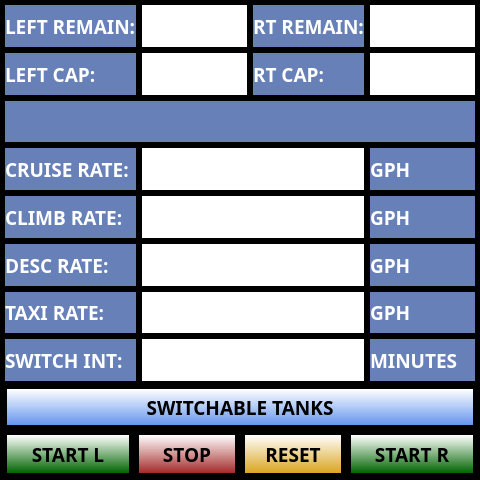
UnexplodedMinds/Stratofier, file ui/FuelTanksDialog.ui: the form before one commit.
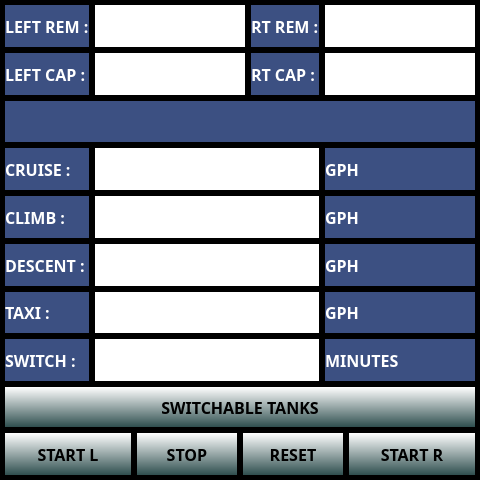
The form after the commit. Icons and pictures are not drawn. Custom widgets are drawn as their Qt base class.

Commit message:
Major fix to font resources not being applied.
Lots of Android and minor Linux font/position fixes.
Remove menu button in favor of left swipe gesture.
Replace traffic range zoom in/out with swipe up/down gesture.
Extend altitude box and make it semi-transparent for low range vertical speed movements.

Diff of the .ui file:
```diff
--- a/ui/FuelTanksDialog.ui
+++ b/ui/FuelTanksDialog.ui
@@ -100,11 +100,10 @@
   <property name="styleSheet">
    <string notr="true">QPushButton
 {
-     border: none;
-     background-color: qlineargradient( x1:0, y1:0, x2:0, y2:1, stop: 0 white, stop:1 CornflowerBlue );
-     margin: 2px;
+	border: none;
+	background-color: qlineargradient( x1:0, y1:0, x2:0, y2:1, stop: 0 white, stop:1 DarkSlateGray );
+	margin: 0px;
 }
-
 QPushButton::pressed
 {
      border: none;
@@ -152,9 +151,9 @@
         <colorrole role="Window">
          <brush brushstyle="SolidPattern">
           <color alpha="255">
-           <red>103</red>
-           <green>129</green>
-           <blue>184</blue>
+           <red>60</red>
+           <green>80</green>
+           <blue>130</blue>
           </color>
          </brush>
         </colorrole>
@@ -181,9 +180,9 @@
         <colorrole role="Window">
          <brush brushstyle="SolidPattern">
           <color alpha="255">
-           <red>103</red>
-           <green>129</green>
-           <blue>184</blue>
+           <red>60</red>
+           <green>80</green>
+           <blue>130</blue>
           </color>
          </brush>
         </colorrole>
@@ -201,18 +200,18 @@
         <colorrole role="Base">
          <brush brushstyle="SolidPattern">
           <color alpha="255">
-           <red>103</red>
-           <green>129</green>
-           <blue>184</blue>
+           <red>60</red>
+           <green>80</green>
+           <blue>130</blue>
           </color>
          </brush>
         </colorrole>
         <colorrole role="Window">
          <brush brushstyle="SolidPattern">
           <color alpha="255">
-           <red>103</red>
-           <green>129</green>
-           <blue>184</blue>
+           <red>60</red>
+           <green>80</green>
+           <blue>130</blue>
           </color>
          </brush>
         </colorrole>
@@ -222,7 +221,7 @@
      <property name="font">
       <font>
        <family>Piboto</family>
-       <pointsize>14</pointsize>
+       <pointsize>12</pointsize>
        <weight>75</weight>
        <bold>true</bold>
       </font>
@@ -231,7 +230,7 @@
       <bool>true</bool>
      </property>
      <property name="text">
-      <string>RT REMAIN:</string>
+      <string>RT REM :</string>
      </property>
      <property name="margin">
       <number>5</number>
@@ -446,9 +445,9 @@
         <colorrole role="Window">
          <brush brushstyle="SolidPattern">
           <color alpha="255">
-           <red>103</red>
-           <green>129</green>
-           <blue>184</blue>
+           <red>60</red>
+           <green>80</green>
+           <blue>130</blue>
           </color>
          </brush>
         </colorrole>
@@ -475,9 +474,9 @@
         <colorrole role="Window">
          <brush brushstyle="SolidPattern">
           <color alpha="255">
-           <red>103</red>
-           <green>129</green>
-           <blue>184</blue>
+           <red>60</red>
+           <green>80</green>
+           <blue>130</blue>
           </color>
          </brush>
         </colorrole>
@@ -495,18 +494,18 @@
         <colorrole role="Base">
          <brush brushstyle="SolidPattern">
           <color alpha="255">
-           <red>103</red>
-           <green>129</green>
-           <blue>184</blue>
+           <red>60</red>
+           <green>80</green>
+           <blue>130</blue>
           </color>
          </brush>
         </colorrole>
         <colorrole role="Window">
          <brush brushstyle="SolidPattern">
           <color alpha="255">
-           <red>103</red>
-           <green>129</green>
-           <blue>184</blue>
+           <red>60</red>
+           <green>80</green>
+           <blue>130</blue>
           </color>
          </brush>
         </colorrole>
@@ -516,7 +515,7 @@
      <property name="font">
       <font>
        <family>Piboto</family>
-       <pointsize>14</pointsize>
+       <pointsize>12</pointsize>
        <weight>75</weight>
        <bold>true</bold>
       </font>
@@ -558,9 +557,9 @@
         <colorrole role="Window">
          <brush brushstyle="SolidPattern">
           <color alpha="255">
-           <red>103</red>
-           <green>129</green>
-           <blue>184</blue>
+           <red>60</red>
+           <green>80</green>
+           <blue>130</blue>
           </color>
          </brush>
         </colorrole>
@@ -587,9 +586,9 @@
         <colorrole role="Window">
          <brush brushstyle="SolidPattern">
           <color alpha="255">
-           <red>103</red>
-           <green>129</green>
-           <blue>184</blue>
+           <red>60</red>
+           <green>80</green>
+           <blue>130</blue>
           </color>
          </brush>
         </colorrole>
@@ -607,18 +606,18 @@
         <colorrole role="Base">
          <brush brushstyle="SolidPattern">
           <color alpha="255">
-           <red>103</red>
-           <green>129</green>
-           <blue>184</blue>
+           <red>60</red>
+           <green>80</green>
+           <blue>130</blue>
           </color>
          </brush>
         </colorrole>
         <colorrole role="Window">
          <brush brushstyle="SolidPattern">
           <color alpha="255">
-           <red>103</red>
-           <green>129</green>
-           <blue>184</blue>
+           <red>60</red>
+           <green>80</green>
+           <blue>130</blue>
           </color>
          </brush>
         </colorrole>
@@ -628,7 +627,7 @@
      <property name="font">
       <font>
        <family>Piboto</family>
-       <pointsize>14</pointsize>
+       <pointsize>12</pointsize>
        <weight>75</weight>
        <bold>true</bold>
       </font>
@@ -637,7 +636,7 @@
       <bool>true</bool>
      </property>
      <property name="text">
-      <string>CLIMB RATE:</string>
+      <string>CLIMB :</string>
      </property>
      <property name="margin">
       <number>5</number>
@@ -758,9 +757,9 @@
         <colorrole role="Window">
          <brush brushstyle="SolidPattern">
           <color alpha="255">
-           <red>103</red>
-           <green>129</green>
-           <blue>184</blue>
+           <red>60</red>
+           <green>80</green>
+           <blue>130</blue>
           </color>
          </brush>
         </colorrole>
@@ -778,9 +777,9 @@
         <colorrole role="Window">
          <brush brushstyle="SolidPattern">
           <color alpha="255">
-           <red>103</red>
-           <green>129</green>
-           <blue>184</blue>
+           <red>60</red>
+           <green>80</green>
+           <blue>130</blue>
           </color>
          </brush>
         </colorrole>
@@ -789,24 +788,29 @@
         <colorrole role="Base">
          <brush brushstyle="SolidPattern">
           <color alpha="255">
-           <red>103</red>
-           <green>129</green>
-           <blue>184</blue>
+           <red>60</red>
+           <green>80</green>
+           <blue>130</blue>
           </color>
          </brush>
         </colorrole>
         <colorrole role="Window">
          <brush brushstyle="SolidPattern">
           <color alpha="255">
-           <red>103</red>
-           <green>129</green>
-           <blue>184</blue>
+           <red>60</red>
+           <green>80</green>
+           <blue>130</blue>
           </color>
          </brush>
         </colorrole>
        </disabled>
       </palette>
      </property>
+     <property name="font">
+      <font>
+       <pointsize>12</pointsize>
+      </font>
+     </property>
      <property name="autoFillBackground">
       <bool>true</bool>
      </property>
@@ -847,9 +851,9 @@
         <colorrole role="Window">
          <brush brushstyle="SolidPattern">
           <color alpha="255">
-           <red>103</red>
-           <green>129</green>
-           <blue>184</blue>
+           <red>60</red>
+           <green>80</green>
+           <blue>130</blue>
           </color>
          </brush>
         </colorrole>
@@ -876,9 +880,9 @@
         <colorrole role="Window">
          <brush brushstyle="SolidPattern">
           <color alpha="255">
-           <red>103</red>
-           <green>129</green>
-           <blue>184</blue>
+           <red>60</red>
+           <green>80</green>
+           <blue>130</blue>
           </color>
          </brush>
         </colorrole>
@@ -896,18 +900,18 @@
         <colorrole role="Base">
          <brush brushstyle="SolidPattern">
           <color alpha="255">
-           <red>103</red>
-           <green>129</green>
-           <blue>184</blue>
+           <red>60</red>
+           <green>80</green>
+           <blue>130</blue>
           </color>
          </brush>
         </colorrole>
         <colorrole role="Window">
          <brush brushstyle="SolidPattern">
           <color alpha="255">
-           <red>103</red>
-           <green>129</green>
-           <blue>184</blue>
+           <red>60</red>
+           <green>80</green>
+           <blue>130</blue>
           </color>
          </brush>
         </colorrole>
@@ -917,7 +921,7 @@
      <property name="font">
       <font>
        <family>Piboto</family>
-       <pointsize>14</pointsize>
+       <pointsize>12</pointsize>
        <weight>75</weight>
        <bold>true</bold>
       </font>
@@ -926,7 +930,7 @@
       <bool>true</bool>
      </property>
      <property name="text">
-      <string>TAXI RATE:</string>
+      <string>TAXI :</string>
      </property>
      <property name="margin">
       <number>5</number>
@@ -959,9 +963,9 @@
         <colorrole role="Window">
          <brush brushstyle="SolidPattern">
           <color alpha="255">
-           <red>103</red>
-           <green>129</green>
-           <blue>184</blue>
+           <red>60</red>
+           <green>80</green>
+           <blue>130</blue>
           </color>
          </brush>
         </colorrole>
@@ -988,9 +992,9 @@
         <colorrole role="Window">
          <brush brushstyle="SolidPattern">
           <color alpha="255">
-           <red>103</red>
-           <green>129</green>
-           <blue>184</blue>
+           <red>60</red>
+           <green>80</green>
+           <blue>130</blue>
           </color>
          </brush>
         </colorrole>
@@ -1008,18 +1012,18 @@
         <colorrole role="Base">
          <brush brushstyle="SolidPattern">
           <color alpha="255">
-           <red>103</red>
-           <green>129</green>
-           <blue>184</blue>
+           <red>60</red>
+           <green>80</green>
+           <blue>130</blue>
           </color>
          </brush>
         </colorrole>
         <colorrole role="Window">
          <brush brushstyle="SolidPattern">
           <color alpha="255">
-           <red>103</red>
-           <green>129</green>
-           <blue>184</blue>
+           <red>60</red>
+           <green>80</green>
+           <blue>130</blue>
           </color>
          </brush>
         </colorrole>
@@ -1029,7 +1033,7 @@
      <property name="font">
       <font>
        <family>Piboto</family>
-       <pointsize>14</pointsize>
+       <pointsize>12</pointsize>
        <weight>75</weight>
        <bold>true</bold>
       </font>
@@ -1038,7 +1042,7 @@
       <bool>true</bool>
      </property>
      <property name="text">
-      <string>DESC RATE:</string>
+      <string>DESCENT :</string>
      </property>
      <property name="margin">
       <number>5</number>
@@ -1071,9 +1075,9 @@
         <colorrole role="Window">
          <brush brushstyle="SolidPattern">
           <color alpha="255">
-           <red>103</red>
-           <green>129</green>
-           <blue>184</blue>
+           <red>60</red>
+           <green>80</green>
+           <blue>130</blue>
           </color>
          </brush>
         </colorrole>
@@ -1100,9 +1104,9 @@
         <colorrole role="Window">
          <brush brushstyle="SolidPattern">
           <color alpha="255">
-           <red>103</red>
-           <green>129</green>
-           <blue>184</blue>
+           <red>60</red>
+           <green>80</green>
+           <blue>130</blue>
           </color>
          </brush>
         </colorrole>
@@ -1120,18 +1124,18 @@
         <colorrole role="Base">
          <brush brushstyle="SolidPattern">
           <color alpha="255">
-           <red>103</red>
-           <green>129</green>
-           <blue>184</blue>
+           <red>60</red>
+           <green>80</green>
+           <blue>130</blue>
           </color>
          </brush>
         </colorrole>
         <colorrole role="Window">
          <brush brushstyle="SolidPattern">
           <color alpha="255">
-           <red>103</red>
-           <green>129</green>
-           <blue>184</blue>
+           <red>60</red>
+           <green>80</green>
+           <blue>130</blue>
           </color>
          </brush>
         </colorrole>
@@ -1141,7 +1145,7 @@
      <property name="font">
       <font>
        <family>Piboto</family>
-       <pointsize>14</pointsize>
+       <pointsize>12</pointsize>
        <weight>75</weight>
        <bold>true</bold>
       </font>
@@ -1183,9 +1187,9 @@
         <colorrole role="Window">
          <brush brushstyle="SolidPattern">
           <color alpha="255">
-           <red>103</red>
-           <green>129</green>
-           <blue>184</blue>
+           <red>60</red>
+           <green>80</green>
+           <blue>130</blue>
           </color>
          </brush>
         </colorrole>
@@ -1212,9 +1216,9 @@
         <colorrole role="Window">
          <brush brushstyle="SolidPattern">
           <color alpha="255">
-           <red>103</red>
-           <green>129</green>
-           <blue>184</blue>
+           <red>60</red>
+           <green>80</green>
+           <blue>130</blue>
           </color>
          </brush>
         </colorrole>
@@ -1232,18 +1236,18 @@
         <colorrole role="Base">
          <brush brushstyle="SolidPattern">
           <color alpha="255">
-           <red>103</red>
-           <green>129</green>
-           <blue>184</blue>
+           <red>60</red>
+           <green>80</green>
+           <blue>130</blue>
           </color>
          </brush>
         </colorrole>
         <colorrole role="Window">
          <brush brushstyle="SolidPattern">
           <color alpha="255">
-           <red>103</red>
-           <green>129</green>
-           <blue>184</blue>
+           <red>60</red>
+           <green>80</green>
+           <blue>130</blue>
           </color>
          </brush>
         </colorrole>
@@ -1253,7 +1257,7 @@
      <property name="font">
       <font>
        <family>Piboto</family>
-       <pointsize>14</pointsize>
+       <pointsize>12</pointsize>
        <weight>75</weight>
        <bold>true</bold>
       </font>
@@ -1295,9 +1299,9 @@
         <colorrole role="Window">
          <brush brushstyle="SolidPattern">
           <color alpha="255">
-           <red>103</red>
-           <green>129</green>
-           <blue>184</blue>
+           <red>60</red>
+           <green>80</green>
+           <blue>130</blue>
           </color>
          </brush>
         </colorrole>
@@ -1324,9 +1328,9 @@
         <colorrole role="Window">
          <brush brushstyle="SolidPattern">
           <color alpha="255">
-           <red>103</red>
-           <green>129</green>
-           <blue>184</blue>
+           <red>60</red>
+           <green>80</green>
+           <blue>130</blue>
           </color>
          </brush>
         </colorrole>
@@ -1344,18 +1348,18 @@
         <colorrole role="Base">
          <brush brushstyle="SolidPattern">
           <color alpha="255">
-           <red>103</red>
-           <green>129</green>
-           <blue>184</blue>
+           <red>60</red>
+           <green>80</green>
+           <blue>130</blue>
           </color>
          </brush>
         </colorrole>
         <colorrole role="Window">
          <brush brushstyle="SolidPattern">
           <color alpha="255">
-           <red>103</red>
-           <green>129</green>
-           <blue>184</blue>
+           <red>60</red>
+           <green>80</green>
+           <blue>130</blue>
           </color>
          </brush>
         </colorrole>
@@ -1365,7 +1369,7 @@
      <property name="font">
       <font>
        <family>Piboto</family>
-       <pointsize>14</pointsize>
+       <pointsize>12</pointsize>
        <weight>75</weight>
        <bold>true</bold>
       </font>
@@ -1407,9 +1411,9 @@
         <colorrole role="Window">
          <brush brushstyle="SolidPattern">
           <color alpha="255">
-           <red>103</red>
-           <green>129</green>
-           <blue>184</blue>
+           <red>60</red>
+           <green>80</green>
+           <blue>130</blue>
           </color>
          </brush>
         </colorrole>
@@ -1436,9 +1440,9 @@
         <colorrole role="Window">
          <brush brushstyle="SolidPattern">
           <color alpha="255">
-           <red>103</red>
-           <green>129</green>
-           <blue>184</blue>
+           <red>60</red>
+           <green>80</green>
+           <blue>130</blue>
           </color>
          </brush>
         </colorrole>
@@ -1456,18 +1460,18 @@
         <colorrole role="Base">
          <brush brushstyle="SolidPattern">
           <color alpha="255">
-           <red>103</red>
-           <green>129</green>
-           <blue>184</blue>
+           <red>60</red>
+           <green>80</green>
+           <blue>130</blue>
           </color>
          </brush>
         </colorrole>
         <colorrole role="Window">
          <brush brushstyle="SolidPattern">
           <color alpha="255">
-           <red>103</red>
-           <green>129</green>
-           <blue>184</blue>
+           <red>60</red>
+           <green>80</green>
+           <blue>130</blue>
           </color>
          </brush>
         </colorrole>
@@ -1477,7 +1481,7 @@
      <property name="font">
       <font>
        <family>Piboto</family>
-       <pointsize>14</pointsize>
+       <pointsize>12</pointsize>
        <weight>75</weight>
        <bold>true</bold>
       </font>
@@ -1486,7 +1490,7 @@
       <bool>true</bool>
      </property>
      <property name="text">
-      <string>RT CAP:</string>
+      <string>RT CAP :</string>
      </property>
      <property name="margin">
       <number>5</number>
@@ -1519,9 +1523,9 @@
         <colorrole role="Window">
          <brush brushstyle="SolidPattern">
           <color alpha="255">
-           <red>103</red>
-           <green>129</green>
-           <blue>184</blue>
+           <red>60</red>
+           <green>80</green>
+           <blue>130</blue>
           </color>
          </brush>
         </colorrole>
@@ -1548,9 +1552,9 @@
         <colorrole role="Window">
          <brush brushstyle="SolidPattern">
           <color alpha="255">
-           <red>103</red>
-           <green>129</green>
-           <blue>184</blue>
+           <red>60</red>
+           <green>80</green>
+           <blue>130</blue>
           </color>
          </brush>
         </colorrole>
@@ -1568,18 +1572,18 @@
         <colorrole role="Base">
          <brush brushstyle="SolidPattern">
           <color alpha="255">
-           <red>103</red>
-           <green>129</green>
-           <blue>184</blue>
+           <red>60</red>
+           <green>80</green>
+           <blue>130</blue>
           </color>
          </brush>
         </colorrole>
         <colorrole role="Window">
          <brush brushstyle="SolidPattern">
           <color alpha="255">
-           <red>103</red>
-           <green>129</green>
-           <blue>184</blue>
+           <red>60</red>
+           <green>80</green>
+           <blue>130</blue>
           </color>
          </brush>
         </colorrole>
@@ -1589,7 +1593,7 @@
      <property name="font">
       <font>
        <family>Piboto</family>
-       <pointsize>14</pointsize>
+       <pointsize>12</pointsize>
        <weight>75</weight>
        <bold>true</bold>
       </font>
@@ -1598,7 +1602,7 @@
       <bool>true</bool>
      </property>
      <property name="text">
-      <string>LEFT CAP:</string>
+      <string>LEFT CAP :</string>
      </property>
      <property name="margin">
       <number>5</number>
@@ -1631,9 +1635,9 @@
         <colorrole role="Window">
          <brush brushstyle="SolidPattern">
           <color alpha="255">
-           <red>103</red>
-           <green>129</green>
-           <blue>184</blue>
+           <red>60</red>
+           <green>80</green>
+           <blue>130</blue>
           </color>
          </brush>
         </colorrole>
@@ -1660,9 +1664,9 @@
         <colorrole role="Window">
          <brush brushstyle="SolidPattern">
           <color alpha="255">
-           <red>103</red>
-           <green>129</green>
-           <blue>184</blue>
+           <red>60</red>
+           <green>80</green>
+           <blue>130</blue>
           </color>
          </brush>
         </colorrole>
@@ -1680,18 +1684,18 @@
         <colorrole role="Base">
          <brush brushstyle="SolidPattern">
           <color alpha="255">
-           <red>103</red>
-           <green>129</green>
-           <blue>184</blue>
+           <red>60</red>
+           <green>80</green>
+           <blue>130</blue>
           </color>
          </brush>
         </colorrole>
         <colorrole role="Window">
          <brush brushstyle="SolidPattern">
           <color alpha="255">
-           <red>103</red>
-           <green>129</green>
-           <blue>184</blue>
+           <red>60</red>
+           <green>80</green>
+           <blue>130</blue>
           </color>
          </brush>
         </colorrole>
@@ -1701,7 +1705,7 @@
      <property name="font">
       <font>
        <family>Piboto</family>
-       <pointsize>14</pointsize>
+       <pointsize>12</pointsize>
        <weight>75</weight>
        <bold>true</bold>
       </font>
@@ -2016,9 +2020,9 @@
         <colorrole role="Window">
          <brush brushstyle="SolidPattern">
           <color alpha="255">
-           <red>103</red>
-           <green>129</green>
-           <blue>184</blue>
+           <red>60</red>
+           <green>80</green>
+           <blue>130</blue>
           </color>
          </brush>
         </colorrole>
@@ -2045,9 +2049,9 @@
         <colorrole role="Window">
          <brush brushstyle="SolidPattern">
           <color alpha="255">
-           <red>103</red>
-           <green>129</green>
-           <blue>184</blue>
+           <red>60</red>
+           <green>80</green>
+           <blue>130</blue>
           </color>
          </brush>
         </colorrole>
@@ -2065,18 +2069,18 @@
         <colorrole role="Base">
          <brush brushstyle="SolidPattern">
           <color alpha="255">
-           <red>103</red>
-           <green>129</green>
-           <blue>184</blue>
+           <red>60</red>
+           <green>80</green>
+           <blue>130</blue>
           </color>
          </brush>
         </colorrole>
         <colorrole role="Window">
          <brush brushstyle="SolidPattern">
           <color alpha="255">
-           <red>103</red>
-           <green>129</green>
-           <blue>184</blue>
+           <red>60</red>
+           <green>80</green>
+           <blue>130</blue>
           </color>
          </brush>
         </colorrole>
@@ -2086,7 +2090,7 @@
      <property name="font">
       <font>
        <family>Piboto</family>
-       <pointsize>14</pointsize>
+       <pointsize>12</pointsize>
        <weight>75</weight>
        <bold>true</bold>
       </font>
@@ -2095,7 +2099,7 @@
       <bool>true</bool>
      </property>
      <property name="text">
-      <string>CRUISE RATE:</string>
+      <string>CRUISE :</string>
      </property>
      <property name="margin">
       <number>5</number>
@@ -2128,9 +2132,9 @@
         <colorrole role="Window">
          <brush brushstyle="SolidPattern">
           <color alpha="255">
-           <red>103</red>
-           <green>129</green>
-           <blue>184</blue>
+           <red>60</red>
+           <green>80</green>
+           <blue>130</blue>
           </color>
          </brush>
         </colorrole>
@@ -2157,9 +2161,9 @@
         <colorrole role="Window">
          <brush brushstyle="SolidPattern">
           <color alpha="255">
-           <red>103</red>
-           <green>129</green>
-           <blue>184</blue>
+           <red>60</red>
+           <green>80</green>
+           <blue>130</blue>
           </color>
          </brush>
         </colorrole>
@@ -2177,18 +2181,18 @@
         <colorrole role="Base">
          <brush brushstyle="SolidPattern">
           <color alpha="255">
-           <red>103</red>
-           <green>129</green>
-           <blue>184</blue>
+           <red>60</red>
+           <green>80</green>
+           <blue>130</blue>
           </color>
          </brush>
         </colorrole>
         <colorrole role="Window">
          <brush brushstyle="SolidPattern">
           <color alpha="255">
-           <red>103</red>
-           <green>129</green>
-           <blue>184</blue>
+           <red>60</red>
+           <green>80</green>
+           <blue>130</blue>
           </color>
          </brush>
         </colorrole>
@@ -2198,7 +2202,7 @@
      <property name="font">
       <font>
        <family>Piboto</family>
-       <pointsize>14</pointsize>
+       <pointsize>12</pointsize>
        <weight>75</weight>
        <bold>true</bold>
       </font>
@@ -2207,7 +2211,7 @@
       <bool>true</bool>
      </property>
      <property name="text">
-      <string>SWITCH INT:</string>
+      <string>SWITCH :</string>
      </property>
      <property name="margin">
       <number>5</number>
@@ -2504,7 +2508,7 @@
      <property name="font">
       <font>
        <family>Piboto</family>
-       <pointsize>14</pointsize>
+       <pointsize>12</pointsize>
        <weight>75</weight>
        <bold>true</bold>
       </font>
@@ -2550,9 +2554,9 @@
         <colorrole role="Window">
          <brush brushstyle="SolidPattern">
           <color alpha="255">
-           <red>103</red>
-           <green>129</green>
-           <blue>184</blue>
+           <red>60</red>
+           <green>80</green>
+           <blue>130</blue>
           </color>
          </brush>
         </colorrole>
@@ -2579,9 +2583,9 @@
         <colorrole role="Window">
          <brush brushstyle="SolidPattern">
           <color alpha="255">
-           <red>103</red>
-           <green>129</green>
-           <blue>184</blue>
+           <red>60</red>
+           <green>80</green>
+           <blue>130</blue>
           </color>
          </brush>
         </colorrole>
@@ -2599,18 +2603,18 @@
         <colorrole role="Base">
          <brush brushstyle="SolidPattern">
           <color alpha="255">
-           <red>103</red>
-           <green>129</green>
-           <blue>184</blue>
+           <red>60</red>
+           <green>80</green>
+           <blue>130</blue>
           </color>
          </brush>
         </colorrole>
         <colorrole role="Window">
          <brush brushstyle="SolidPattern">
           <color alpha="255">
-           <red>103</red>
-           <green>129</green>
-           <blue>184</blue>
+           <red>60</red>
+           <green>80</green>
+           <blue>130</blue>
           </color>
          </brush>
         </colorrole>
@@ -2620,7 +2624,7 @@
      <property name="font">
       <font>
        <family>Piboto</family>
-       <pointsize>14</pointsize>
+       <pointsize>12</pointsize>
        <weight>75</weight>
        <bold>true</bold>
       </font>
@@ -2629,7 +2633,7 @@
       <bool>true</bool>
      </property>
      <property name="text">
-      <string>LEFT REMAIN:</string>
+      <string>LEFT REM :</string>
      </property>
      <property name="margin">
       <number>5</number>
@@ -2649,26 +2653,11 @@
        <property name="font">
         <font>
          <family>Piboto</family>
-         <pointsize>14</pointsize>
+         <pointsize>12</pointsize>
          <weight>75</weight>
          <bold>true</bold>
         </font>
        </property>
-       <property name="styleSheet">
-        <string notr="true">QPushButton
-{
-	border: none;
-	background-color: qlineargradient( x1:0, y1:0, x2:0, y2:1, stop: 0 white, stop:1 DarkGreen );
-	margin: 2px;
-}
-QPushButton::pressed
-{
-	border: none;
-	background-color: qlineargradient( x1:0, y1:0, x2:0, y2:1, stop: 0 DarkGreen, stop:1 white );
-	margin: 2px;
-}
-</string>
-       </property>
        <property name="text">
         <string>START L</string>
        </property>
@@ -2703,26 +2692,11 @@
        <property name="font">
         <font>
          <family>Piboto</family>
-         <pointsize>14</pointsize>
+         <pointsize>12</pointsize>
          <weight>75</weight>
          <bold>true</bold>
         </font>
        </property>
-       <property name="styleSheet">
-        <string notr="true">QPushButton
-{
-	border: none;
-	background-color: qlineargradient( x1:0, y1:0, x2:0, y2:1, stop: 0 white, stop:1 Brown );
-	margin: 2px;
-}
-QPushButton::pressed
-{
-	border: none;
-	background-color: qlineargradient( x1:0, y1:0, x2:0, y2:1, stop: 0 Brown, stop:1 white );
-	margin: 2px;
-}
-</string>
-       </property>
        <property name="text">
         <string>STOP</string>
        </property>
@@ -2757,26 +2731,11 @@
        <property name="font">
         <font>
          <family>Piboto</family>
-         <pointsize>14</pointsize>
+         <pointsize>12</pointsize>
          <weight>75</weight>
          <bold>true</bold>
         </font>
        </property>
-       <property name="styleSheet">
-        <string notr="true">QPushButton
-{
-	border: none;
-	background-color: qlineargradient( x1:0, y1:0, x2:0, y2:1, stop: 0 white, stop:1 GoldenRod );
-	margin: 2px;
-}
-QPushButton::pressed
-{
-	border: none;
-	background-color: qlineargradient( x1:0, y1:0, x2:0, y2:1, stop: 0 GoldenRod, stop:1 white );
-	margin: 2px;
-}
-</string>
-       </property>
        <property name="text">
         <string>RESET</string>
        </property>
@@ -2799,26 +2758,11 @@
        <property name="font">
         <font>
          <family>Piboto</family>
-         <pointsize>14</pointsize>
+         <pointsize>12</pointsize>
          <weight>75</weight>
          <bold>true</bold>
         </font>
        </property>
-       <property name="styleSheet">
-        <string notr="true">QPushButton
-{
-	border: none;
-	background-color: qlineargradient( x1:0, y1:0, x2:0, y2:1, stop: 0 white, stop:1 DarkGreen );
-	margin: 2px;
-}
-QPushButton::pressed
-{
-	border: none;
-	background-color: qlineargradient( x1:0, y1:0, x2:0, y2:1, stop: 0 DarkGreen, stop:1 white );
-	margin: 2px;
-}
-</string>
-       </property>
        <property name="text">
         <string>START R</string>
        </property>
```
Left out of the diff: 6 changed lines with no effect on the pictures. The commit also changes 29 other files.
